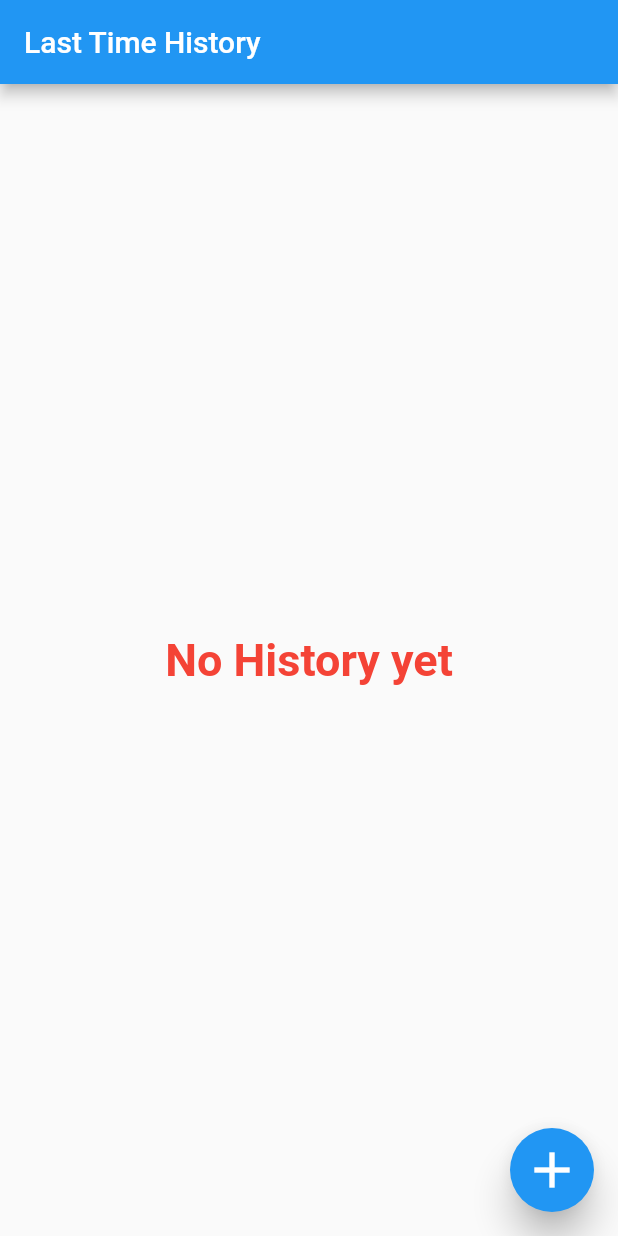
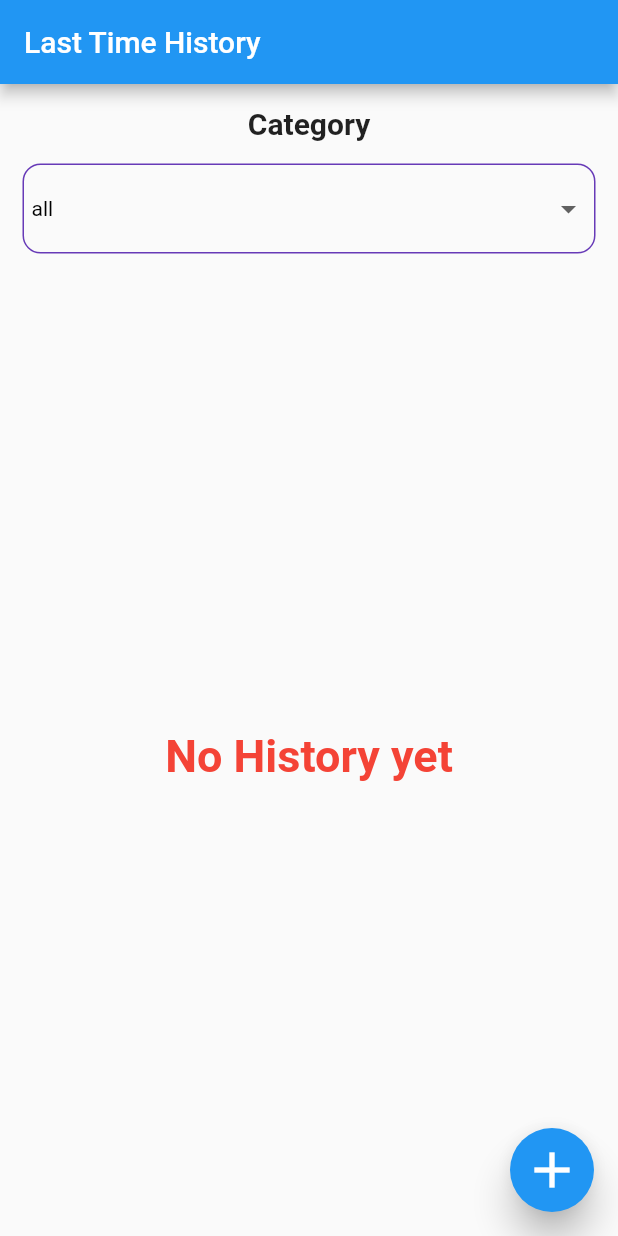
Before and after one commit to karnzx/flutter_last_time_jobs, a Flutter app: the screen it shows after launch, on a phone screen of 412 x 824 dp. Run offline on Flutter 3.47's test engine with Material 2 defaults, Android fonts, the phone set to English and light mode, and no system bars; our stand-ins replace hive, hive_flutter; accounts and stored records are empty.

Commit message:
feat filter category

```diff
--- a/lib/Screens/first_screen.dart
+++ b/lib/Screens/first_screen.dart
@@ -15,6 +15,23 @@ class FirstScreen extends StatefulWidget {
 }
 
 class _FirstScreenState extends State<FirstScreen> {
+  late String _selectedCategory;
+  final List<String> categoryItems = [
+    'all',
+    'Work',
+    'HomeWork',
+    'Cooking',
+    'Bed Room',
+    'Bath Room',
+    'Other',
+  ];
+
+  @override
+  void initState() {
+    super.initState();
+    _selectedCategory = categoryItems.elementAt(0);
+  }
+
   @override
   void dispose() {
     Hive.close();
@@ -27,12 +44,19 @@ class _FirstScreenState extends State<FirstScreen> {
         appBar: AppBar(
           title: const Text('Last Time History'),
         ),
-        body: Center(
-            child: ValueListenableBuilder<Box<LastTime>>(
-          valueListenable: Hive.box<LastTime>('lastTimes').listenable(),
-          builder: (context, box, widget) => lasTimeList(
-              box.values.toList().reversed.toList().cast<LastTime>()),
-        )),
+        body: Column(
+          children: [
+            SizedBox(height: 15),
+            categoryDropdown(),
+            Expanded(
+              child: ValueListenableBuilder<Box<LastTime>>(
+                valueListenable: Hive.box<LastTime>('lastTimes').listenable(),
+                builder: (context, box, widget) =>
+                    lastTimeList(box.values.toList().cast<LastTime>()),
+              ),
+            ),
+          ],
+        ),
         floatingActionButton: FloatingActionButton(
           elevation: 10,
           tooltip: 'add',
@@ -48,18 +72,26 @@ class _FirstScreenState extends State<FirstScreen> {
         ));
   }
 
-  Widget lasTimeList(List<LastTime> lastTimes) {
+  Widget lastTimeList(List<LastTime> lastTimes) {
+    var items = lastTimes;
+    if (_selectedCategory != categoryItems.first) {
+      items = lastTimes
+          .where((lastTime) => lastTime.category == _selectedCategory)
+          .toList();
+    }
     if (lastTimes.isEmpty) {
-      return Text(
-        'No History yet',
-        style: TextStyle(
-            fontWeight: FontWeight.bold, fontSize: 30, color: Colors.red),
+      return Center(
+        child: Text(
+          'No History yet',
+          style: TextStyle(
+              fontWeight: FontWeight.bold, fontSize: 30, color: Colors.red),
+        ),
       );
     } else {
       return Column(
         children: <Widget>[
           SizedBox(height: 10),
-          Text('History count : ${lastTimes.length} items',
+          Text('All items count : ${lastTimes.length} items',
               style: TextStyle(
                   fontWeight: FontWeight.bold,
                   fontSize: 30,
@@ -68,9 +100,9 @@ class _FirstScreenState extends State<FirstScreen> {
           Expanded(
             child: ListView.builder(
               padding: const EdgeInsets.all(10),
-              itemCount: lastTimes.length,
+              itemCount: items.length,
               itemBuilder: (context, index) {
-                final lastTime = lastTimes[index];
+                final lastTime = items.reversed.elementAt(index);
                 return Container(
                   margin: const EdgeInsets.only(bottom: 10),
                   decoration: BoxDecoration(
@@ -259,4 +291,42 @@ class _FirstScreenState extends State<FirstScreen> {
     box.add(lastTime);
     print('$box, $lastTime');
   }
+
+  Widget categoryDropdown() {
+    return Column(
+        crossAxisAlignment: CrossAxisAlignment.center,
+        children: <Widget>[
+          const Text('Category',
+              style: TextStyle(fontWeight: FontWeight.bold, fontSize: 20)),
+          Container(
+            margin: const EdgeInsets.all(15),
+            padding: const EdgeInsets.symmetric(horizontal: 5, vertical: 5),
+            decoration: BoxDecoration(
+                borderRadius: BorderRadius.circular(12),
+                border: Border.all(color: Colors.deepPurple)),
+            child: DropdownButtonHideUnderline(
+              child: DropdownButton(
+                isExpanded: true,
+                value: _selectedCategory,
+                icon: const Icon(Icons.arrow_drop_down),
+                iconSize: 24,
+                elevation: 16,
+                style: const TextStyle(color: Colors.black),
+                onChanged: (String? newValue) {
+                  setState(() {
+                    _selectedCategory = newValue!;
+                  });
+                },
+                items:
+                    categoryItems.map<DropdownMenuItem<String>>((String value) {
+                  return DropdownMenuItem<String>(
+                    value: value,
+                    child: Text(value),
+                  );
+                }).toList(),
+              ),
+            ),
+          ),
+        ]);
+  }
 }
```
